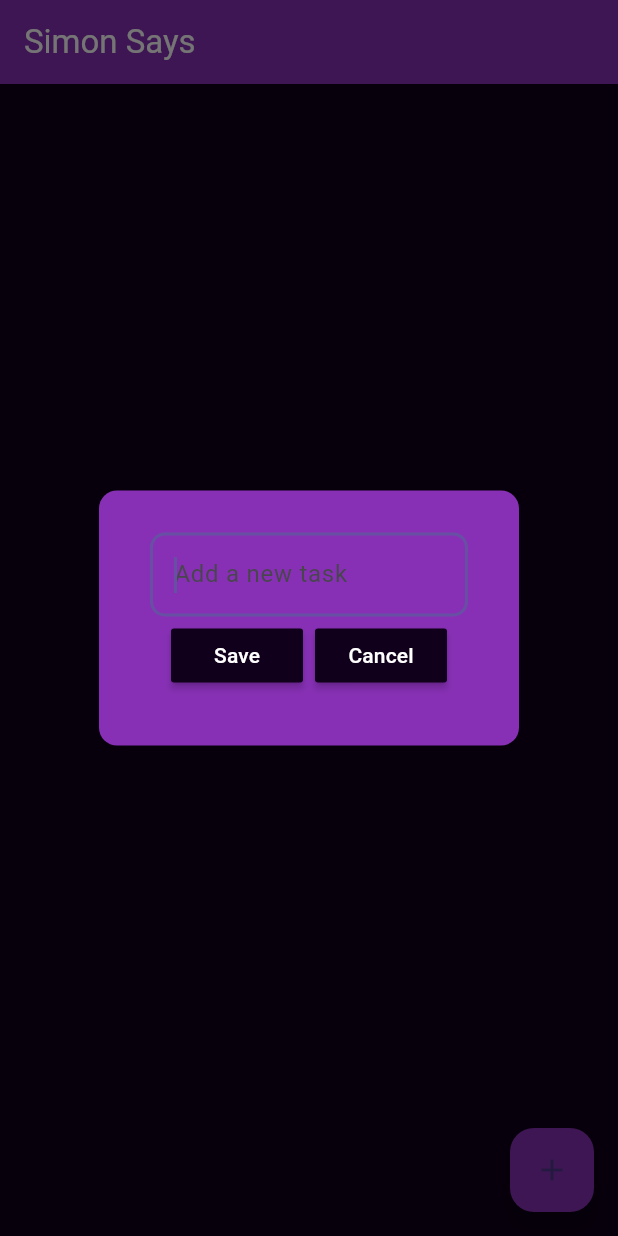
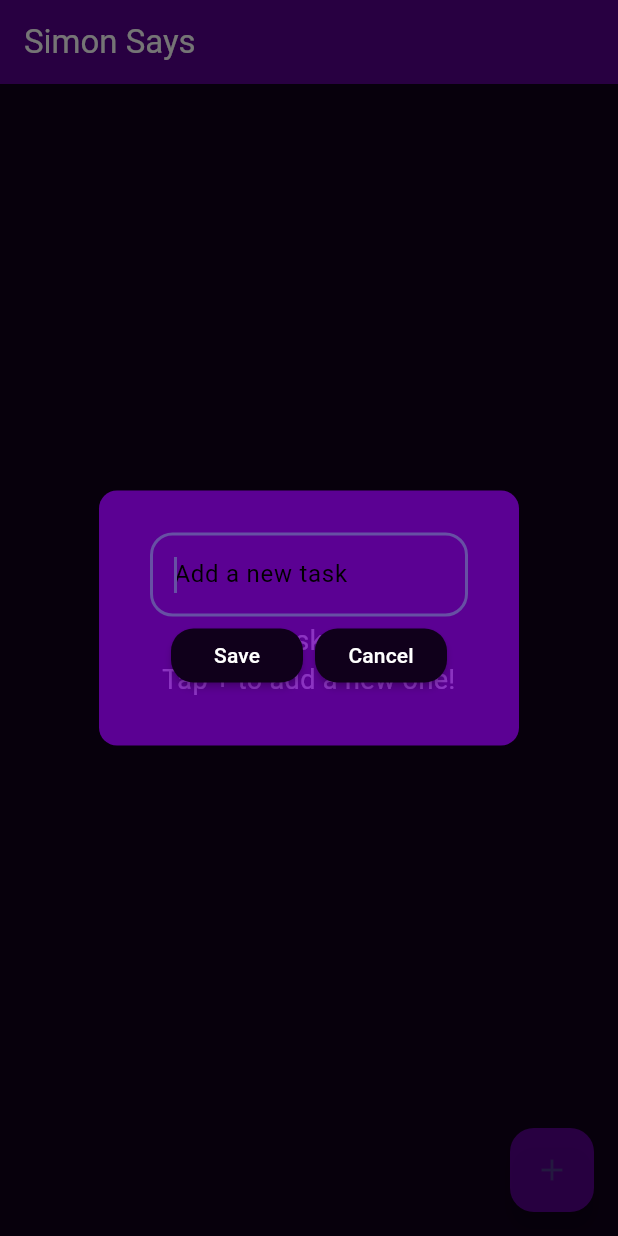
Before and after one commit to Sajmon410/simon-says, a Flutter app: the screen it shows after launch, after a tap on the "add" icon, on a phone screen of 412 x 824 dp. Run offline on Flutter 3.47's test engine with Material 3 defaults, Android fonts, the phone set to English and light mode, and no system bars; our stand-ins replace flutter_slidable, hive, hive_flutter; accounts and stored records are empty.

Commit message:
Color update

```diff
--- a/lib/pages/home_page.dart
+++ b/lib/pages/home_page.dart
@@ -107,7 +107,7 @@ class _HomePageState extends State<HomePage> {
     return Scaffold(
       backgroundColor:  Color(0xFF10001B),
       appBar: AppBar(
-        backgroundColor:Color.fromARGB(255, 135, 48, 181),
+        backgroundColor:Color.fromARGB(129, 158, 1, 255),
         title: const Text("Simon Says",
         style: TextStyle( color: Colors.white
         )
@@ -115,7 +115,7 @@ class _HomePageState extends State<HomePage> {
       ),
       floatingActionButton: FloatingActionButton(
         onPressed: createNewTask,
-        backgroundColor: Color.fromARGB(255, 135, 48, 181),
+        backgroundColor: Color.fromARGB(129, 158, 1, 255),
         child: const Icon(Icons.add),
       ),
       body: db.toDoList.isEmpty
--- a/lib/util/dialog_box.dart
+++ b/lib/util/dialog_box.dart
@@ -17,7 +17,7 @@ class DialogBox extends StatelessWidget {
   @override
   Widget build(BuildContext context) {
       return AlertDialog(
-        backgroundColor: Color.fromARGB(255, 135, 48, 181),
+        backgroundColor: Color.fromARGB(142, 158, 1, 255),
         shape: RoundedRectangleBorder(
 
           borderRadius: BorderRadius.circular(12)
@@ -33,16 +33,16 @@ class DialogBox extends StatelessWidget {
               children: [
                 TextField(
                   controller: controller,
-
                   autofocus: true,
+                  style: TextStyle(color: Colors.white),
                   decoration: InputDecoration(
                     fillColor: Colors.white,
                     border: OutlineInputBorder(
-                          borderRadius: BorderRadius.circular(10),
+                          borderRadius: BorderRadius.circular(15),
                     ),
 
                   hintText: "Add a new task",
-
+                  hintStyle: TextStyle(color: Colors.black),
                   ),
                 ),
               Row(
--- a/lib/util/my_button.dart
+++ b/lib/util/my_button.dart
@@ -14,7 +14,12 @@ class MyButton extends StatelessWidget {
   return MaterialButton(
     onPressed: onPressed,
     color: Color(0xFF10001B),
-      child: Text(text,style: TextStyle(color: Colors.white ))
+    shape: RoundedRectangleBorder(
+      borderRadius: BorderRadius.circular(15), // Set border radius
+    ),
+    child: Text(
+      text,
+      style: TextStyle(color: Colors.white),
+    ),
   );
-  }
-}
+}}
--- a/lib/util/todo_tile.dart
+++ b/lib/util/todo_tile.dart
@@ -32,7 +32,7 @@ class ToDoTile extends StatelessWidget {
             SlidableAction(
               onPressed: deleteFunction,
               icon: Icons.delete,
-              backgroundColor: const Color.fromARGB(255, 247, 16, 16),
+              backgroundColor: const Color.fromARGB(155, 247, 16, 16),
               borderRadius: BorderRadius.circular(12),
             ),
           ],
@@ -40,7 +40,7 @@ class ToDoTile extends StatelessWidget {
         child: Container(
           padding: const EdgeInsets.all(24),
           decoration: BoxDecoration(
-            color: Color.fromARGB(255, 135, 48, 181),
+            color: Color.fromARGB(142, 158, 1, 255),
             borderRadius: BorderRadius.circular(12),
           ),
           child: Row(
```
Lines whose indentation alone changed are shown as unchanged.
